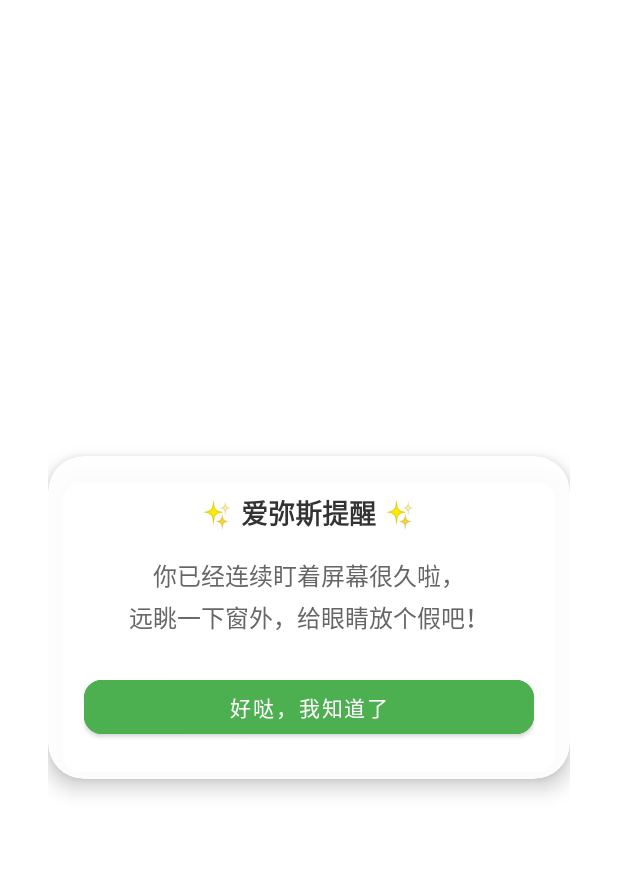
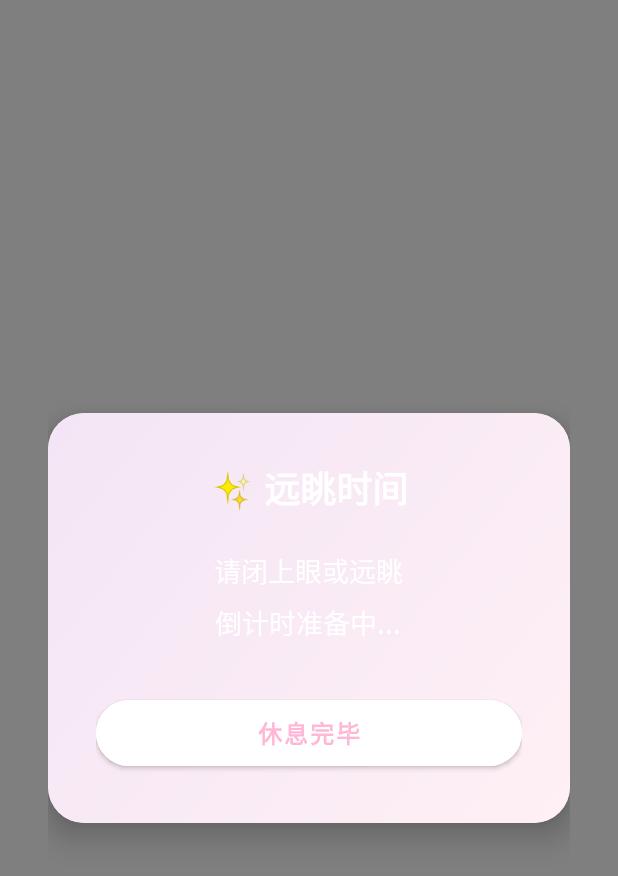
Before and after one commit to 194268/AemeathEyeCare, an Android app: the layout activity_reminder.xml on its own in the app's theme, with its tools: preview values and no code run, on a phone screen of 412 x 824 dp. Shown: the top 876 px of the screen. Run offline under Robolectric (Android 15) with nearby library versions, the light colour scheme and no system bars.

Commit message:
Update activity_reminder.xml

```diff
--- a/AemeathEyeCare/app/src/main/res/layout/activity_reminder.xml
+++ b/AemeathEyeCare/app/src/main/res/layout/activity_reminder.xml
@@ -1,49 +1,58 @@
 <?xml version="1.0" encoding="utf-8"?>
-<FrameLayout xmlns:android="http://schemas.android.com/apk/res/android"
+<LinearLayout xmlns:android="http://schemas.android.com/apk/res/android"
     xmlns:app="http://schemas.android.com/apk/res-auto"
     android:layout_width="match_parent"
     android:layout_height="match_parent"
+    android:background="#80000000"
+    android:gravity="center"
+    android:orientation="vertical"
     android:padding="32dp">
 
     <androidx.cardview.widget.CardView
         android:layout_width="match_parent"
         android:layout_height="wrap_content"
-        android:layout_gravity="center"
         app:cardCornerRadius="24dp"
-        app:cardElevation="8dp"
-        app:cardBackgroundColor="#F0FFFFFF"> <LinearLayout
+        app:cardElevation="12dp">
+
+        <LinearLayout
             android:layout_width="match_parent"
             android:layout_height="wrap_content"
+            android:background="@drawable/bg_gradient_pink"
+            android:gravity="center"
             android:orientation="vertical"
-            android:padding="24dp"
-            android:gravity="center">
+            android:padding="32dp">
 
             <TextView
                 android:layout_width="wrap_content"
                 android:layout_height="wrap_content"
-                android:text="✨ 爱弥斯提醒 ✨"
-                android:textSize="18sp"
-                android:textStyle="bold"
-                android:textColor="#333333"/>
+                android:text="✨ 远眺时间"
+                android:textColor="#FFFFFF"
+                android:textSize="24sp"
+                android:textStyle="bold" />
 
             <TextView
+                android:id="@+id/tv_content"
                 android:layout_width="wrap_content"
                 android:layout_height="wrap_content"
-                android:layout_marginTop="16dp"
-                android:text="你已经连续盯着屏幕很久啦，\n远眺一下窗外，给眼睛放个假吧！"
+                android:layout_marginTop="24dp"
+                android:layout_marginBottom="32dp"
                 android:gravity="center"
-                android:lineSpacingExtra="4dp"
-                android:textSize="16sp"
-                android:textColor="#666666"/>
+                android:lineSpacingExtra="8dp"
+                android:text="请闭上眼或远眺\n倒计时准备中..."
+                android:textColor="#FFFFFF"
+                android:textSize="18sp" />
 
             <Button
                 android:id="@+id/btn_dismiss"
                 android:layout_width="match_parent"
-                android:layout_height="wrap_content"
-                android:layout_marginTop="24dp"
-                android:text="好哒，我知道了"
-                android:backgroundTint="#4CAF50"
-                app:cornerRadius="12dp"/>
+                android:layout_height="56dp"
+                android:backgroundTint="#FFFFFF"
+                android:text="休息完毕"
+                android:textColor="#FFB7D5"
+                android:textSize="16sp"
+                android:textStyle="bold"
+                app:cornerRadius="28dp" />
+
         </LinearLayout>
     </androidx.cardview.widget.CardView>
-</FrameLayout>
+</LinearLayout>
```
